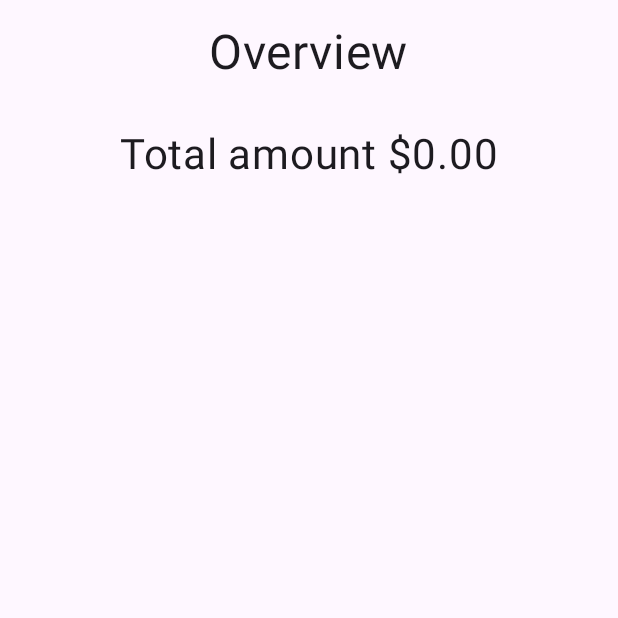
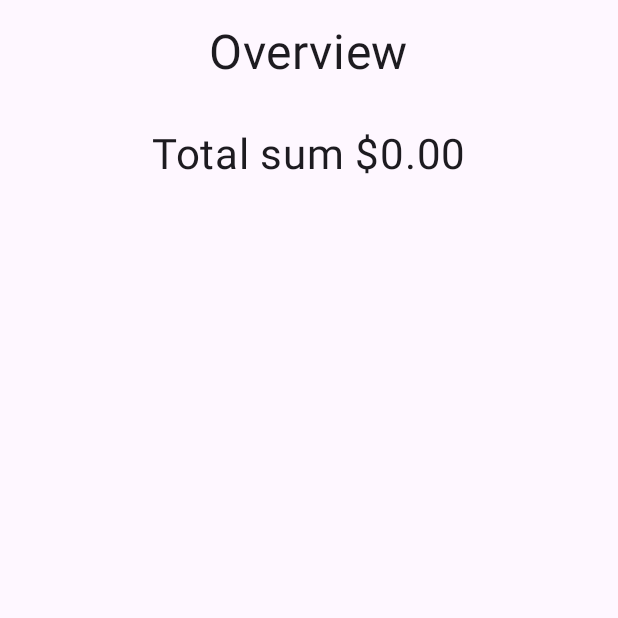
Before and after one commit to MaxBuriak/Bills-Collecting, an Android app built with Jetpack Compose: the OverviewScreen screen opened through its navigation route, on a phone screen of 412 x 824 dp, the top half of it. Run offline under Robolectric (Android 15) with nearby library versions, the phone set to English and light mode, and no system bars; our stand-ins replace Dagger/Hilt's generated code.

Commit message:
- Added string resources and replaced using from plain text to string resources - Refactoring and optimization

```diff
--- a/app/src/main/java/com/dramtar/billscollecting/presenter/AppBar.kt
+++ b/app/src/main/java/com/dramtar/billscollecting/presenter/AppBar.kt
@@ -7,30 +7,23 @@ import androidx.compose.foundation.layout.fillMaxWidth
 import androidx.compose.material.*
 import androidx.compose.material3.MaterialTheme
 import androidx.compose.runtime.Composable
-import androidx.compose.runtime.mutableStateOf
-import androidx.compose.runtime.remember
 import androidx.compose.ui.Alignment
 import androidx.compose.ui.Modifier
 import androidx.compose.ui.res.painterResource
+import androidx.compose.ui.res.stringResource
 import androidx.compose.ui.text.font.FontWeight
 import androidx.compose.ui.unit.sp
 import com.dramtar.billscollecting.R
 import com.dramtar.billscollecting.utils.getMonthYear
-import java.text.NumberFormat
 
 @Composable
 fun AppBar(
     onNavigationClick: () -> Unit,
-    totalSum: Int,
+    totalSum: String,
     onDateClick: () -> Unit,
     onChartsClick: () -> Unit,
     selectedRangeDate: Long
 ) {
-
-    val sumFormatted = remember {
-        mutableStateOf("")
-    }
-    sumFormatted.value = NumberFormat.getCurrencyInstance().format(totalSum)
     TopAppBar(
         title = {
             Box {
@@ -45,7 +38,7 @@ fun AppBar(
                 ) {
 
                     Text(
-                        text = "Total sum ${sumFormatted.value}",
+                        text = stringResource(id = R.string.total_sum_title, totalSum),
                         fontSize = 20.sp,
                         fontWeight = FontWeight.Bold,
                         maxLines = 1,
--- a/app/src/main/java/com/dramtar/billscollecting/presenter/BillBottomBar.kt
+++ b/app/src/main/java/com/dramtar/billscollecting/presenter/BillBottomBar.kt
@@ -28,6 +28,7 @@ import androidx.compose.ui.graphics.Color
 import androidx.compose.ui.platform.LocalContext
 import androidx.compose.ui.platform.LocalFocusManager
 import androidx.compose.ui.platform.LocalSoftwareKeyboardController
+import androidx.compose.ui.res.stringResource
 import androidx.compose.ui.text.TextStyle
 import androidx.compose.ui.text.font.FontWeight
 import androidx.compose.ui.text.input.ImeAction
@@ -36,6 +37,7 @@ import androidx.compose.ui.text.input.TextFieldValue
 import androidx.compose.ui.tooling.preview.Preview
 import androidx.compose.ui.unit.dp
 import androidx.compose.ui.unit.sp
+import com.dramtar.billscollecting.R
 import com.dramtar.billscollecting.domain.BillTypeData
 import com.dramtar.billscollecting.utils.getDayMonthYear
 import kotlinx.coroutines.launch
@@ -100,7 +102,7 @@ fun BillBottomBar(
                     colors = TextFieldDefaults.textFieldColors(textColor = MaterialTheme.colorScheme.onSecondary),
                     label = {
                         Text(
-                            text = "Amount",
+                            text = stringResource(id = R.string.amount_hint),
                             color = MaterialTheme.colorScheme.onSecondary
                         )
                     },
@@ -228,7 +230,7 @@ fun BillBottomBar(
                     .clip(CircleShape)
             ) {
                 Text(
-                    text = "Add bill",
+                    text = stringResource(id = R.string.add_bill_button),
                     fontSize = 32.sp,
                     fontWeight = FontWeight.Bold,
                     color = MaterialTheme.colorScheme.onPrimary
--- a/app/src/main/java/com/dramtar/billscollecting/presenter/MainScreen.kt
+++ b/app/src/main/java/com/dramtar/billscollecting/presenter/MainScreen.kt
@@ -17,8 +17,10 @@ import androidx.compose.ui.ExperimentalComposeUiApi
 import androidx.compose.ui.Modifier
 import androidx.compose.ui.draw.clip
 import androidx.compose.ui.graphics.Color
+import androidx.compose.ui.res.stringResource
 import androidx.compose.ui.unit.dp
 import androidx.navigation.NavController
+import com.dramtar.billscollecting.R
 import com.dramtar.billscollecting.presenter.composedatepicker.ComposeCalendar
 import com.dramtar.billscollecting.ui.theme.BillsCollectingTheme
 import com.dt.composedatepicker.SelectDateListener
@@ -52,7 +54,7 @@ fun MainScreen(
             Scaffold(topBar = {
                 AppBar(
                     onNavigationClick = {},
-                    viewModel.billListState.totalSum,
+                    viewModel.billListState.formattedTotalSum,
                     onDateClick = { calendarShowing.value = true },
                     selectedRangeDate = viewModel.billListState.selectedDateRange.time,
                     onChartsClick = { navController.navigate("overview") }
@@ -122,7 +124,7 @@ fun MainScreen(
                                 maxDate = calendarMax.time,
                                 locale = Locale("en"),
                                 initialDate = viewModel.billListState.selectedDateRange,
-                                title = "Select Date",
+                                title = stringResource(id = R.string.select_date_title),
                                 listener = object : SelectDateListener {
                                     override fun onDateSelected(date: Date) {
                                         viewModel.selectDateRange(date)
--- a/app/src/main/java/com/dramtar/billscollecting/presenter/OverviewScreen.kt
+++ b/app/src/main/java/com/dramtar/billscollecting/presenter/OverviewScreen.kt
@@ -13,9 +13,11 @@ import androidx.compose.runtime.Composable
 import androidx.compose.ui.Alignment.Companion.CenterHorizontally
 import androidx.compose.ui.ExperimentalComposeUiApi
 import androidx.compose.ui.Modifier
+import androidx.compose.ui.res.stringResource
 import androidx.compose.ui.unit.dp
 import androidx.compose.ui.unit.sp
 import androidx.navigation.NavController
+import com.dramtar.billscollecting.R
 import com.dramtar.billscollecting.ui.theme.BillsCollectingTheme
 
 @ExperimentalComposeUiApi
@@ -29,14 +31,17 @@ fun OverviewScreen(
         Surface {
             Column(modifier = Modifier.fillMaxSize()) {
                 Text(
-                    "Overview",
+                    text = stringResource(id = R.string.overview_title),
                     fontSize = 32.sp,
                     modifier = Modifier
                         .padding(16.dp)
                         .align(CenterHorizontally),
                 )
                 Text(
-                    "Total amount ${viewModel.billListState.formattedTotalSum}",
+                    text = stringResource(
+                        id = R.string.total_sum_title,
+                        viewModel.billListState.formattedTotalSum
+                    ),
                     fontSize = 28.sp,
                     modifier = Modifier
                         .padding(16.dp)
--- a/app/src/main/res/values/strings.xml
+++ b/app/src/main/res/values/strings.xml
@@ -1,3 +1,8 @@
 <resources>
     <string name="app_name">Bills Collecting</string>
+    <string name="total_sum_title">Total sum %s</string>
+    <string name="amount_hint">Amount</string>
+    <string name="add_bill_button">Add bill</string>
+    <string name="select_date_title">Select Date</string>
+    <string name="overview_title">Overview</string>
 </resources>
```
